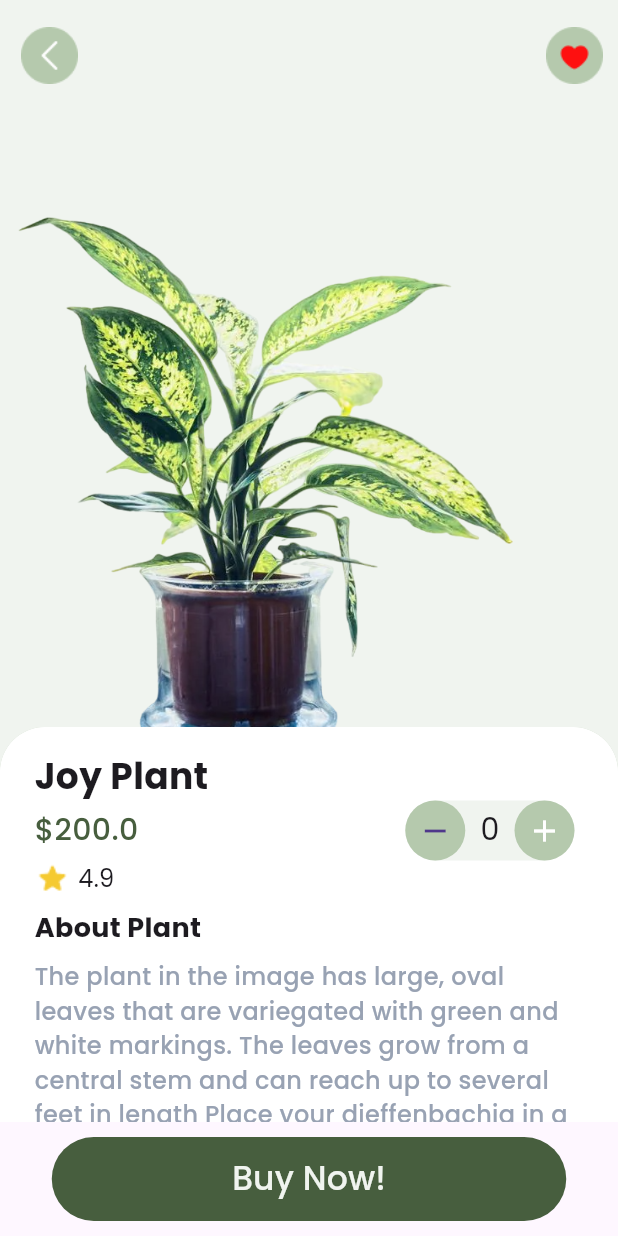
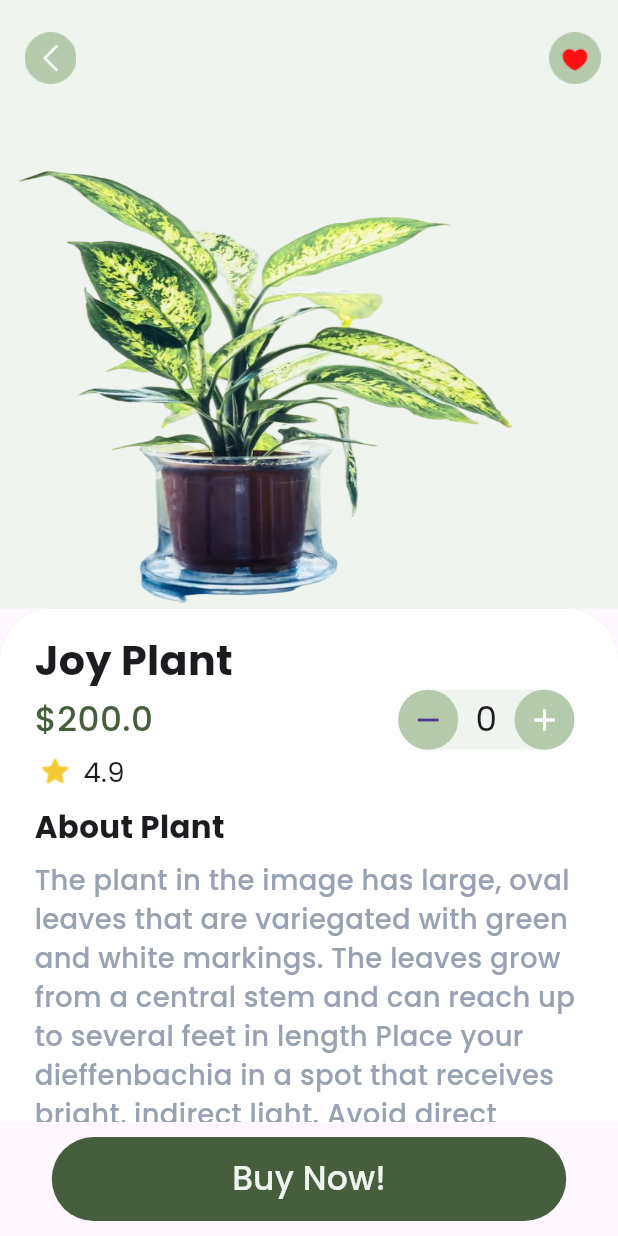
Before and after one commit to oceanmtechanshraiyani/garden_app, a Flutter app: the BottomNavBarScreen screen opened directly, after a tap on "Indoor", after a tap on "Outdoor", after a tap on "Joy Plant", on a phone screen of 412 x 824 dp. Run offline on Flutter 3.47's test engine with Material 3 defaults, Android fonts, the phone set to English and light mode, and no system bars; our stand-ins replace flutter_screenutil, gap, get, google_fonts; missing offline and left inert: shape_of_view_null_safe; network calls fail.

Commit message:
responsive

```diff
--- a/lib/bottom_bar_screen.dart
+++ b/lib/bottom_bar_screen.dart
@@ -38,6 +38,7 @@ class _BottomNavBarScreenState extends State<BottomNavBarScreen> {
   @override
   Widget build(BuildContext context) {
     return Scaffold(
+      backgroundColor: const Color.fromARGB(255, 255, 255, 255),
       resizeToAvoidBottomInset: false,
       floatingActionButtonLocation: FloatingActionButtonLocation.centerDocked,
       floatingActionButton: FloatingActionButton(
@@ -80,14 +81,16 @@ class CustomBottomNavBar extends StatelessWidget {
       decoration: BoxDecoration(
         color: Colors.white,
         borderRadius: BorderRadius.only(
-          topLeft: Radius.circular(30.w),
-          topRight: Radius.circular(30.w),
+          topLeft: Radius.circular(35.w),
+          topRight: Radius.circular(35.w),
+          bottomLeft: Radius.circular(35.w),
+          bottomRight: Radius.circular(35.w),
         ),
         boxShadow: [
           BoxShadow(
-            color: Colors.black26,
-            blurRadius: 10.w,
-            spreadRadius: 1,
+            color: const Color(0xff717171),
+            blurRadius: 0.w,
+            spreadRadius: 0,
           ),
         ],
       ),
@@ -97,13 +100,15 @@ class CustomBottomNavBar extends StatelessWidget {
           topRight: Radius.circular(30.w),
         ),
         child: Container(
+          height: 68.h,
+          width: 375.w,
           padding: EdgeInsets.symmetric(vertical: 10.h),
           child: Row(
             mainAxisAlignment: MainAxisAlignment.spaceAround,
             children: [
               _buildNavItem(Icons.home, 0),
               _buildNavItem(Icons.favorite, 1),
-              SizedBox(width: 50.w),
+              SizedBox(width: 10.w),
               _buildNavItem(Icons.shopping_cart, 2),
               _buildNavItem(Icons.person, 3),
             ],
--- a/lib/screens/dashboard_screen.dart
+++ b/lib/screens/dashboard_screen.dart
@@ -75,7 +75,7 @@ class _DashboardScreenState extends State<DashboardScreen> {
           ),
           // backgroundImage: AssetImage("assets/profile.png"),
         ),
-        SizedBox(height: 14.h),
+        SizedBox(width: 12.w),
         Column(
           crossAxisAlignment: CrossAxisAlignment.start,
           children: [
@@ -147,7 +147,7 @@ class _DashboardScreenState extends State<DashboardScreen> {
         controller: t1,
         decoration: InputDecoration(
             suffixIcon: Image.asset("assets/filter.png"),
-            suffixIconConstraints: BoxConstraints(maxHeight: 20.0.w),
+            suffixIconConstraints: BoxConstraints(maxHeight: 18.0.w),
             hintTextDirection: TextDirection.ltr,
             prefixIcon: Image.asset("assets/search.png", height: 35.h, width: 33.w, alignment: Alignment.topLeft),
             prefixIconConstraints: BoxConstraints(maxHeight: 24.0.h),
--- a/lib/screens/detailscreen.dart
+++ b/lib/screens/detailscreen.dart
@@ -1,4 +1,5 @@
 import 'package:flutter/material.dart';
+import 'package:flutter_screenutil/flutter_screenutil.dart';
 import 'package:gap/gap.dart';
 import 'package:garden_app/model/models.dart';
 
@@ -37,7 +38,7 @@ class _DetailScreenState extends State<DetailScreen> {
           scrolledUnderElevation: 0,
           backgroundColor: Colors.transparent,
           leading: Padding(
-            padding: const EdgeInsets.only(top: 18.0, left: 10.0),
+            padding: EdgeInsets.only(top: 18.0.h, left: 10.0.w),
             child: GestureDetector(
                 onTap: () => Navigator.pop(context),
                 child: Image.asset(
@@ -46,7 +47,7 @@ class _DetailScreenState extends State<DetailScreen> {
           ),
           actions: [
             Padding(
-              padding: const EdgeInsets.only(top: 18.0, right: 10),
+              padding: EdgeInsets.only(top: 18.0.h, right: 10.w),
               child: Image.asset('assets/like.png'),
             )
           ],
@@ -60,7 +61,7 @@ class _DetailScreenState extends State<DetailScreen> {
                   color: const Color(0xffF0F4EF),
                   child: Image.asset(
                     widget.product.image,
-                    height: 516,
+                    height: MediaQuery.of(context).size.height / 1.7.h,
                     width: MediaQuery.of(context).size.width,
                     fit: BoxFit.fill,
                   ),
@@ -71,14 +72,14 @@ class _DetailScreenState extends State<DetailScreen> {
               child: Column(
                 children: [
                   Container(
-                    height: MediaQuery.of(context).size.height / 1.7,
-                    width: MediaQuery.of(context).size.width,
+                    height: MediaQuery.of(context).size.height / 1.7.h,
+                    width: MediaQuery.of(context).size.width.w,
                     color: Colors.transparent,
                   ),
                   Container(
                     decoration: BoxDecoration(
                       color: const Color(0xffF0F4EF),
-                      borderRadius: BorderRadius.circular(30),
+                      borderRadius: BorderRadius.circular(30.r),
                       boxShadow: const [
                         BoxShadow(
                           color: Color(0xffB5C9AD),
@@ -93,10 +94,10 @@ class _DetailScreenState extends State<DetailScreen> {
                       color: Colors.white,
                       elevation: 0,
                       shadowColor: Colors.black,
-                      shape: const RoundedRectangleBorder(
+                      shape: RoundedRectangleBorder(
                         borderRadius: BorderRadius.only(
-                          topLeft: Radius.circular(30),
-                          topRight: Radius.circular(30),
+                          topLeft: Radius.circular(30.r),
+                          topRight: Radius.circular(30.r),
                         ),
                       ),
                       child: Padding(
@@ -109,7 +110,7 @@ class _DetailScreenState extends State<DetailScreen> {
                                 children: [
                                   Text(
                                     widget.product.name,
-                                    style: const TextStyle(fontSize: 24, fontWeight: FontWeight.bold),
+                                    style: TextStyle(fontSize: 24.sp, fontWeight: FontWeight.bold),
                                   ),
                                 ],
                               ),
@@ -120,8 +121,8 @@ class _DetailScreenState extends State<DetailScreen> {
                                 children: [
                                   Text(
                                     '\$' '${widget.product.price}',
-                                    style: const TextStyle(
-                                        fontSize: 20, fontWeight: FontWeight.w500, color: Color(0xff475E3E)),
+                                    style: TextStyle(
+                                        fontSize: 20.sp, fontWeight: FontWeight.w500, color: const Color(0xff475E3E)),
                                   ),
                                   const Spacer(),
                                   Padding(
@@ -129,12 +130,12 @@ class _DetailScreenState extends State<DetailScreen> {
                                     child: Container(
                                       decoration: BoxDecoration(
                                         color: const Color(0xffF0F4EF),
-                                        borderRadius: BorderRadius.circular(20),
-                                        boxShadow: const [
+                                        borderRadius: BorderRadius.circular(20.r),
+                                        boxShadow: [
                                           BoxShadow(
-                                            color: Color(0xff000000),
+                                            color: const Color(0xff000000),
 
-                                            blurRadius: 0.5,
+                                            blurRadius: 0.5.r,
                                             offset: Offset.infinite,
                                             // spreadRadius: 1,
                                           ),
@@ -152,16 +153,12 @@ class _DetailScreenState extends State<DetailScreen> {
                                               onPressed: decrementnumber,
                                             ),
                                           ),
-                                          const SizedBox(
-                                            width: 10,
-                                          ),
+                                          SizedBox(width: 10.w),
                                           Text(
                                             '$number',
-                                            style: const TextStyle(fontSize: 20),
+                                            style: TextStyle(fontSize: 20.sp),
                                           ),
-                                          const SizedBox(
-                                            width: 10,
-                                          ),
+                                          SizedBox(width: 10.w),
                                           CircleAvatar(
                                             backgroundColor: const Color(0xffB5C9AD),
                                             child: IconButton(
@@ -182,27 +179,27 @@ class _DetailScreenState extends State<DetailScreen> {
                                 children: [
                                   Image.asset(
                                     'assets/starrate.png',
-                                    height: 24,
-                                    width: 24,
+                                    height: 24.h,
+                                    width: 24.w,
                                   ),
                                   const Gap(5),
-                                  const Text(
+                                  Text(
                                     "4.9",
                                     style: TextStyle(
-                                      fontSize: 16,
+                                      fontSize: 16.sp,
                                     ),
                                   )
                                 ],
                               ),
                             ),
                             const Gap(8),
-                            const Padding(
-                              padding: EdgeInsets.only(left: 8.0),
+                            Padding(
+                              padding: const EdgeInsets.only(left: 8.0),
                               child: Row(
                                 children: [
                                   Text(
                                     'About Plant',
-                                    style: TextStyle(fontSize: 18, fontWeight: FontWeight.bold),
+                                    style: TextStyle(fontSize: 18.sp, fontWeight: FontWeight.bold),
                                   ),
                                 ],
                               ),
@@ -215,9 +212,9 @@ class _DetailScreenState extends State<DetailScreen> {
                                   Expanded(
                                     child: Text(
                                       "${widget.product.description} , ${widget.product.description}",
-                                      style: const TextStyle(
-                                        fontSize: 16,
-                                        color: Color(0xff98A2B3),
+                                      style: TextStyle(
+                                        fontSize: 16.sp,
+                                        color: const Color(0xff98A2B3),
                                         fontWeight: FontWeight.w500,
                                       ),
                                     ),
@@ -246,11 +243,15 @@ class _DetailScreenState extends State<DetailScreen> {
                 width: 343,
                 child: TextButton(
                   onPressed: () {},
-                  style: ButtonStyle(
-                    backgroundColor: MaterialStateProperty.all(
-                      const Color(0xff475E3E),
-                    ),
-                  ),
+                  style: const ButtonStyle(
+                      backgroundColor: WidgetStatePropertyAll(
+                    Color(0xff475E3E),
+                  )),
+                  //  ButtonStyle(
+                  //   backgroundColor: MaterialStateProperty.all(
+                  //     const Color(0xff475E3E),
+                  //   ),
+                  // ),
                   child: const Text(
                     "Buy Now!",
                     style: TextStyle(color: Color(0xffF0F4EF), fontSize: 22),
```
